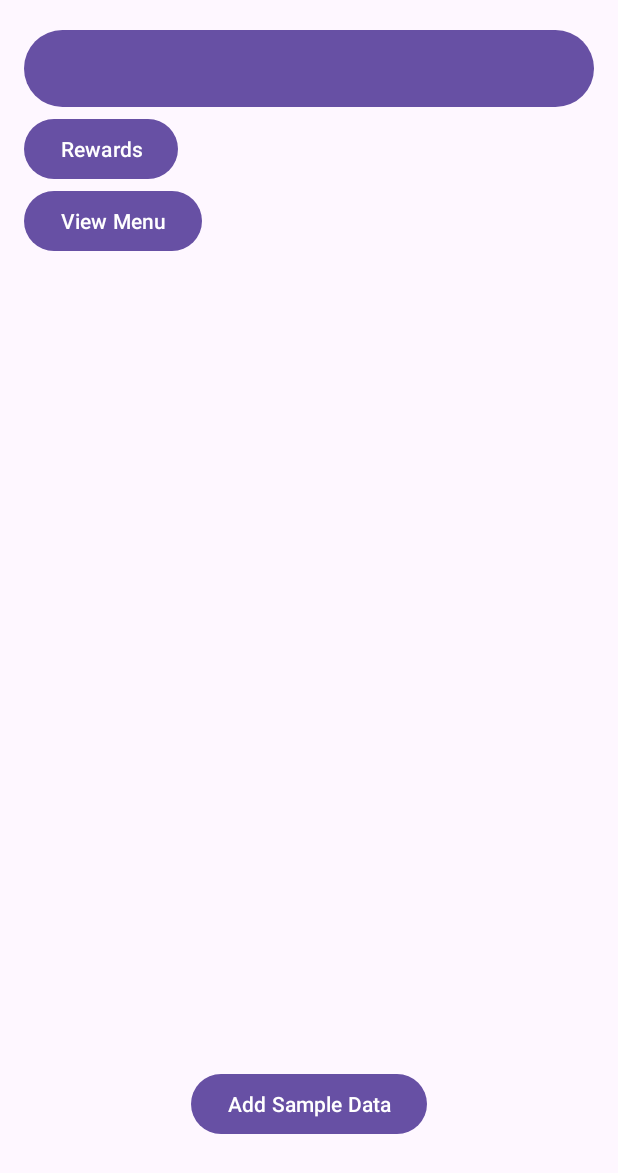
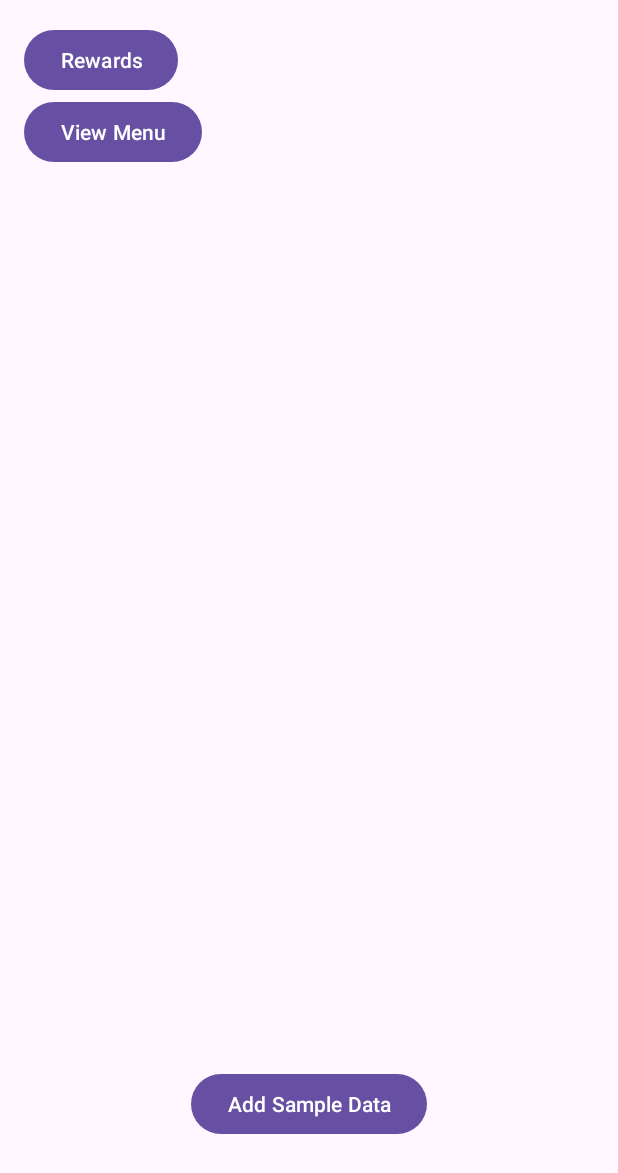
Before and after one commit to pierrelaguerre100/BrewLoop, an Android app: the screen it shows after launch (MainActivity), on a phone screen of 412 x 824 dp. Shown: the top 1173 px of the screen. Run offline under Robolectric (Android 15) with nearby library versions, the phone set to English and light mode, and no system bars; our stand-ins replace Firebase (no records; nobody signed in at launch, a user with empty details on screens opened directly).

Commit message:
Remove duplicate ids and empty button from activity_main.xml

```diff
--- a/app/src/main/res/layout/activity_main.xml
+++ b/app/src/main/res/layout/activity_main.xml
@@ -23,12 +23,6 @@
             android:padding="16dp">
 
             <Button
-            android:layout_width="match_parent"
-            android:layout_height="wrap_content"
-            android:orientation="vertical"
-            android:padding="16dp"/>
-
-        <Button
                 android:id="@+id/buttonRewards"
                 android:layout_width="wrap_content"
                 android:layout_height="wrap_content"
@@ -45,45 +39,41 @@
                 android:layout_width="match_parent"
                 android:layout_height="wrap_content"
                 android:layout_marginBottom="16dp"
-            android:textSize="12sp"/>
-
-
-        <TextView
-            android:id="@+id/textviewUsers"
-            android:layout_width="match_parent"
-            android:layout_height="wrap_content"
-            android:layout_marginBottom="16dp"
-            android:textSize="12sp"/>
+                android:textSize="12sp" />
 
             <TextView
                 android:id="@+id/textviewMenu"
                 android:layout_width="match_parent"
                 android:layout_height="wrap_content"
                 android:layout_marginBottom="16dp"
-            android:textSize="12sp"/>
+                android:textSize="12sp" />
+
             <TextView
                 android:id="@+id/textviewOptions"
                 android:layout_width="match_parent"
                 android:layout_height="wrap_content"
                 android:layout_marginBottom="16dp"
-            android:textSize="12sp"/>
+                android:textSize="12sp" />
+
             <TextView
                 android:id="@+id/textviewOrders"
                 android:layout_width="match_parent"
                 android:layout_height="wrap_content"
                 android:layout_marginBottom="16dp"
-            android:textSize="12sp"/>
+                android:textSize="12sp" />
+
             <TextView
                 android:id="@+id/textviewOrderItems"
                 android:layout_width="match_parent"
                 android:layout_height="wrap_content"
                 android:layout_marginBottom="16dp"
-            android:textSize="12sp"/>
+                android:textSize="12sp" />
+
             <TextView
                 android:id="@+id/textviewPoints"
                 android:layout_width="match_parent"
                 android:layout_height="wrap_content"
-            android:textSize="12sp"/>
+                android:textSize="12sp" />
 
         </LinearLayout>
     </ScrollView>
@@ -94,8 +84,8 @@
         android:layout_height="wrap_content"
         android:layout_margin="64dp"
         android:text="Add Sample Data"
+        app:layout_constraintBottom_toBottomOf="parent"
         app:layout_constraintEnd_toEndOf="parent"
-        app:layout_constraintStart_toStartOf="parent"
-        app:layout_constraintBottom_toBottomOf="parent"/>
+        app:layout_constraintStart_toStartOf="parent" />
 
 </androidx.constraintlayout.widget.ConstraintLayout>
```
Lines whose indentation alone changed are shown as unchanged.
